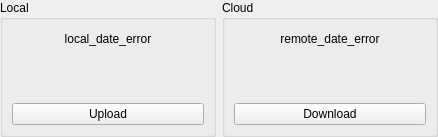
RareDevs/Rare, file rare/ui/components/tabs/games/game_info/sync_widget.ui: the form before one commit.
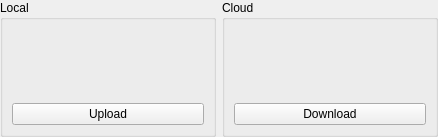
The form after the commit.

```diff
--- a/rare/ui/components/tabs/games/game_info/sync_widget.ui
+++ b/rare/ui/components/tabs/games/game_info/sync_widget.ui
@@ -41,7 +41,7 @@
       <item>
        <widget class="QLabel" name="date_info_local">
         <property name="text">
-         <string notr="true">local_date_error</string>
+         <string notr="true"/>
         </property>
         <property name="alignment">
          <set>Qt::AlignCenter</set>
@@ -99,7 +99,7 @@
       <item>
        <widget class="QLabel" name="date_info_remote">
         <property name="text">
-         <string notr="true">remote_date_error</string>
+         <string notr="true"/>
         </property>
         <property name="alignment">
          <set>Qt::AlignCenter</set>
```
